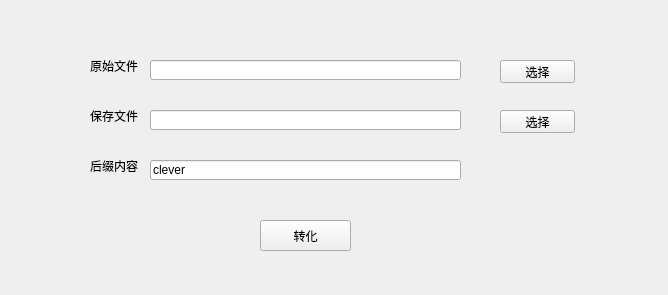
Before: the Qt Designer form FileChange/mainwindow.ui in ChinaClever/FileChange, drawn with Qt 5.
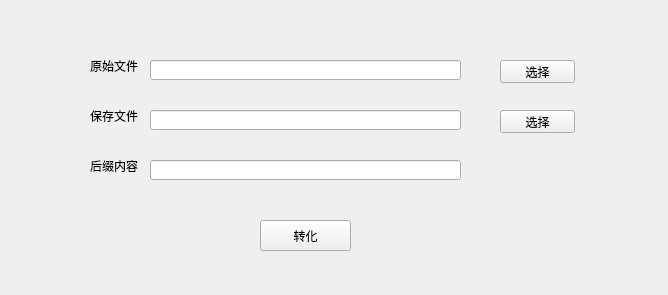
After: the same form once the commit is applied.

Commit message:
后缀改成clever，crc高低字节互换
取消默认加入字符串clever

Diff of the .ui file:
```diff
--- a/FileChange/mainwindow.ui
+++ b/FileChange/mainwindow.ui
@@ -96,7 +96,7 @@
      </rect>
     </property>
     <property name="text">
-     <string>clever</string>
+     <string/>
     </property>
    </widget>
    <widget class="QLabel" name="label_4">
```
The commit also changes 1 other file.
